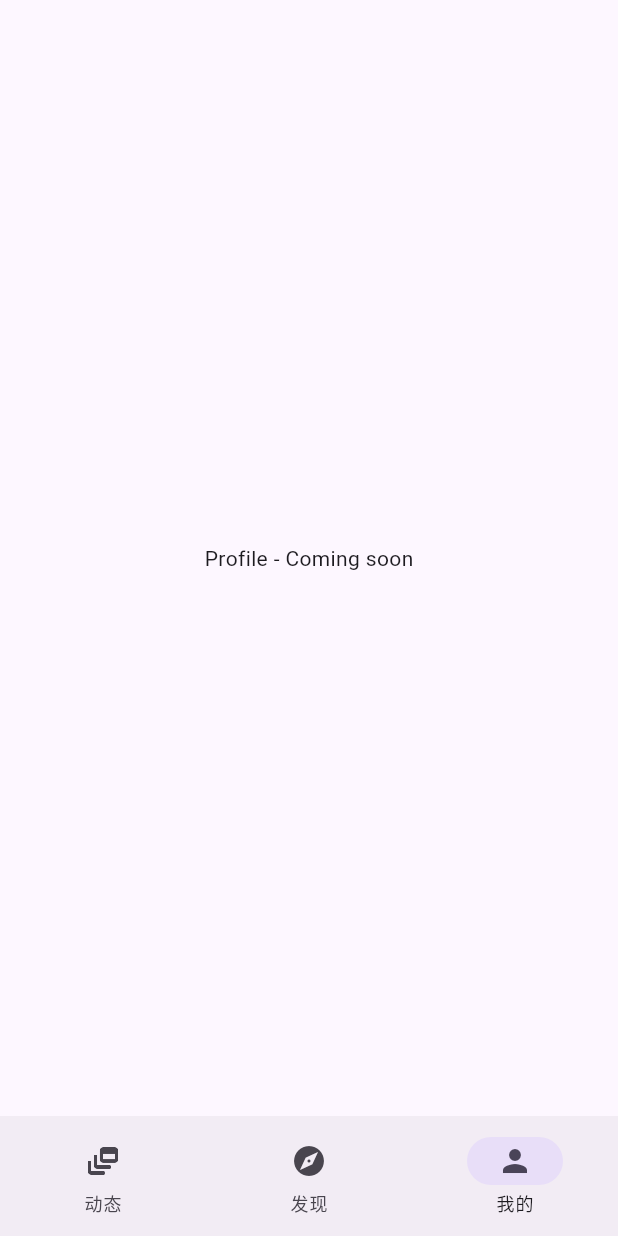
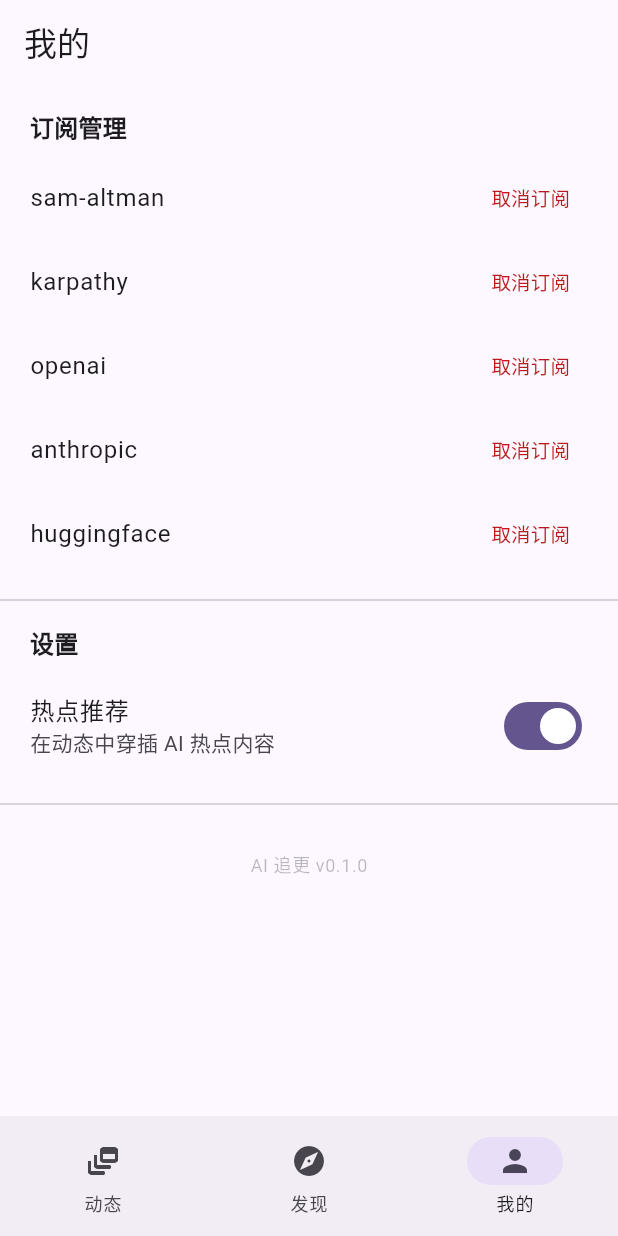
Before and after one commit to liudi4046/AIRadar, a Flutter app: the screen it shows after launch, item 3 of the bottom bar chosen, on a phone screen of 412 x 824 dp. Run offline on Flutter 3.47's test engine with Material 3 defaults, Android fonts, the phone set to English and light mode, and no system bars; our stand-ins replace cached_network_image, dio, flutter_riverpod, go_router; network calls fail.

Commit message:
feat: implement simplified profile screen with subscription management
Made-with: Cursor

```diff
--- a/client/lib/screens/profile_screen.dart
+++ b/client/lib/screens/profile_screen.dart
@@ -1,12 +1,121 @@
 import 'package:flutter/material.dart';
+import 'package:flutter_riverpod/flutter_riverpod.dart';
+import 'package:go_router/go_router.dart';
 
-class ProfileScreen extends StatelessWidget {
+import '../providers.dart';
+
+final trendingRecommendationProvider = StateProvider<bool>((ref) => true);
+
+class ProfileScreen extends ConsumerWidget {
   const ProfileScreen({super.key});
 
   @override
-  Widget build(BuildContext context) {
-    return const Scaffold(
-      body: Center(child: Text('Profile - Coming soon')),
+  Widget build(BuildContext context, WidgetRef ref) {
+    final theme = Theme.of(context);
+    final subscribedIds = ref.watch(subscribedEntityIdsProvider);
+    final trendingEnabled = ref.watch(trendingRecommendationProvider);
+
+    return Scaffold(
+      appBar: AppBar(
+        title: const Text('我的'),
+        centerTitle: false,
+      ),
+      body: ListView(
+        padding: const EdgeInsets.only(bottom: 40),
+        children: [
+          // Subscription management section
+          Padding(
+            padding: const EdgeInsets.fromLTRB(20, 16, 20, 8),
+            child: Text(
+              '订阅管理',
+              style: theme.textTheme.titleMedium?.copyWith(
+                fontWeight: FontWeight.bold,
+              ),
+            ),
+          ),
+          if (subscribedIds.isEmpty)
+            Padding(
+              padding: const EdgeInsets.symmetric(horizontal: 20, vertical: 24),
+              child: Column(
+                children: [
+                  Icon(Icons.inbox_outlined,
+                      size: 48,
+                      color: theme.colorScheme.onSurface.withOpacity(0.3)),
+                  const SizedBox(height: 12),
+                  Text(
+                    '你还没有订阅任何实体，去发现页看看吧',
+                    style: theme.textTheme.bodyMedium?.copyWith(
+                      color: theme.colorScheme.onSurface.withOpacity(0.5),
+                    ),
+                  ),
+                  const SizedBox(height: 12),
+                  FilledButton.tonal(
+                    onPressed: () => context.go('/discover'),
+                    child: const Text('去发现'),
+                  ),
+                ],
+              ),
+            )
+          else
+            ...subscribedIds.map(
+              (id) => ListTile(
+                contentPadding:
+                    const EdgeInsets.symmetric(horizontal: 20),
+                title: Text(id),
+                trailing: TextButton(
+                  onPressed: () {
+                    ref.read(subscribedEntityIdsProvider.notifier).state =
+                        subscribedIds.where((eid) => eid != id).toList();
+                  },
+                  child: Text(
+                    '取消订阅',
+                    style: TextStyle(
+                      color: theme.colorScheme.error,
+                      fontSize: 13,
+                    ),
+                  ),
+                ),
+              ),
+            ),
+
+          const Divider(height: 32),
+
+          // Settings section
+          Padding(
+            padding: const EdgeInsets.fromLTRB(20, 0, 20, 8),
+            child: Text(
+              '设置',
+              style: theme.textTheme.titleMedium?.copyWith(
+                fontWeight: FontWeight.bold,
+              ),
+            ),
+          ),
+          SwitchListTile(
+            contentPadding: const EdgeInsets.symmetric(horizontal: 20),
+            title: const Text('热点推荐'),
+            subtitle: const Text('在动态中穿插 AI 热点内容'),
+            value: trendingEnabled,
+            onChanged: (val) {
+              ref.read(trendingRecommendationProvider.notifier).state = val;
+            },
+          ),
+
+          const Divider(height: 32),
+
+          // Footer
+          Center(
+            child: Padding(
+              padding: const EdgeInsets.only(top: 16),
+              child: Text(
+                'AI 追更 v0.1.0',
+                style: theme.textTheme.bodySmall?.copyWith(
+                  color: theme.colorScheme.onSurface.withOpacity(0.3),
+                ),
+              ),
+            ),
+          ),
+        ],
+      ),
     );
   }
 }
```
